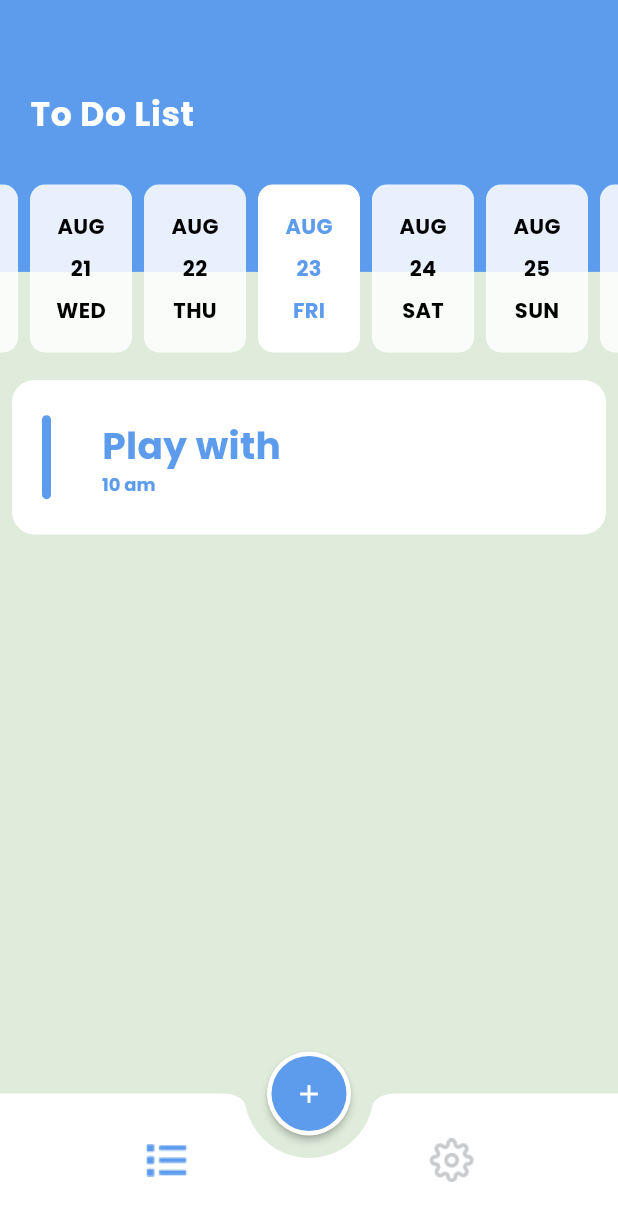
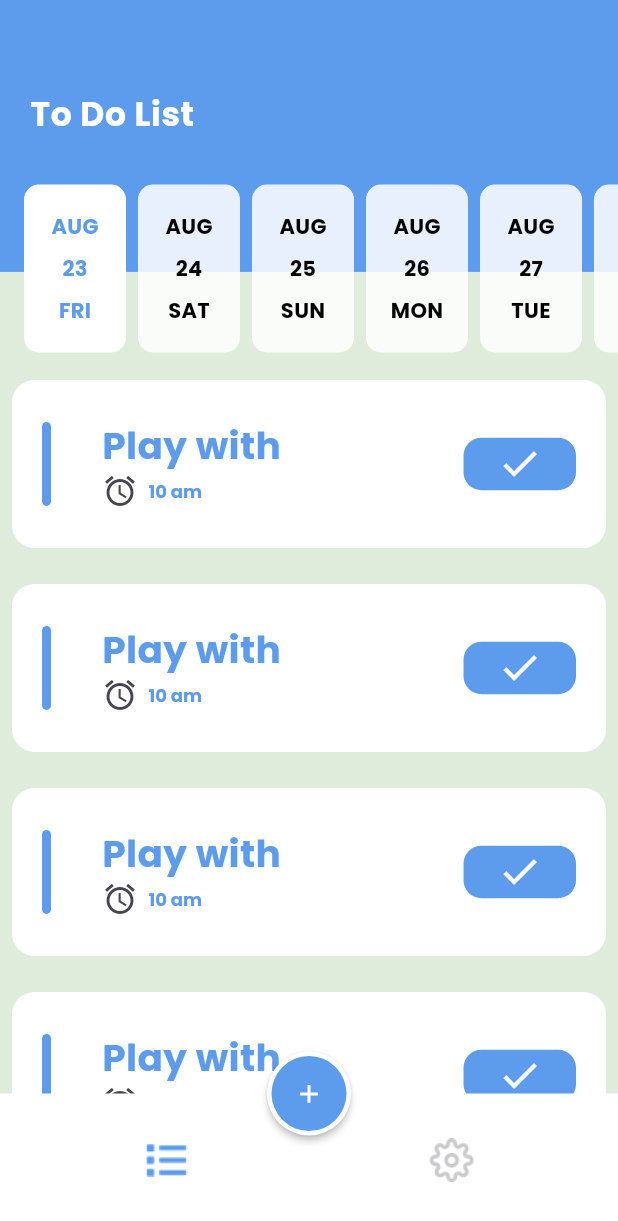
Before and after one commit to medohkl98/todonew, a Flutter app: the LayoutView screen opened by its route, on a phone screen of 412 x 824 dp. Shown: the top 1221 px of the screen. Run offline on Flutter 3.47's test engine with Material 3 defaults, Android fonts, the light colour scheme and no system bars; drawn by our look-alikes of easy_date_timeline.

Commit message:
added task view added day time line added nouch and task view widget

```diff
--- a/lib/modules/layout/layout_view.dart
+++ b/lib/modules/layout/layout_view.dart
@@ -20,6 +20,7 @@ class _LayoutViewState extends State<LayoutView> {
   Widget build(BuildContext context) {
     ThemeData theme =Theme.of(context);
     return Scaffold(
+      extendBody: true,
       floatingActionButtonLocation: FloatingActionButtonLocation.centerDocked,
       floatingActionButton: FloatingActionButton(
         elevation: 2,
--- a/lib/modules/tasks/tasks_view.dart
+++ b/lib/modules/tasks/tasks_view.dart
@@ -50,9 +50,9 @@ class _TasksViewState extends State<TasksView> {
                   width: mediaQuery.size.width,
                   child: EasyInfiniteDateTimeLine(
                     controller: _controller,
-                    firstDate: DateTime(2023),
+                    firstDate: DateTime.now(),
                     focusDate: _focusDate,
-                    lastDate: DateTime(2023, 12, 31),
+                    lastDate: DateTime(2025, 12, 31),
                     onDateChange: (selectedDate) {
                       setState(() {
                         _focusDate = selectedDate;
@@ -130,7 +130,7 @@ class _TasksViewState extends State<TasksView> {
             padding: EdgeInsets.zero,
             itemBuilder:(context, index) => TaskWidget(),
 
-          itemCount: 1,
+          itemCount: 10,
           ),
         )
     ]);
--- a/lib/modules/tasks/widgets/tasks_widget.dart
+++ b/lib/modules/tasks/widgets/tasks_widget.dart
@@ -35,18 +35,34 @@ class TaskWidget extends StatelessWidget {
 
 
             ),
-            Text("10 am ",
-            style: theme.textTheme.displaySmall?.copyWith(
-              fontWeight: FontWeight.bold,
-              color: theme.primaryColor
-            ),
+            Row(
+              children: [
+                const Icon(Icons.alarm),
+                SizedBox(width: 7,),
+                Text("10 am ",
+                style: theme.textTheme.displaySmall?.copyWith(
+                  fontWeight: FontWeight.bold,
+                  color: theme.primaryColor
+                ),
 
 
+                ),
+              ],
             ),
 
 
           ],
         ),
+        trailing: Container(
+          width: 75,
+          height: 35,
+          decoration: BoxDecoration(
+            color: theme.primaryColor,
+            borderRadius: BorderRadius.circular(12),
+          ),
+            child: Icon(Icons.check,size: 30, color: Colors.white,),
+        ),
+
 
       ),
     );
```
